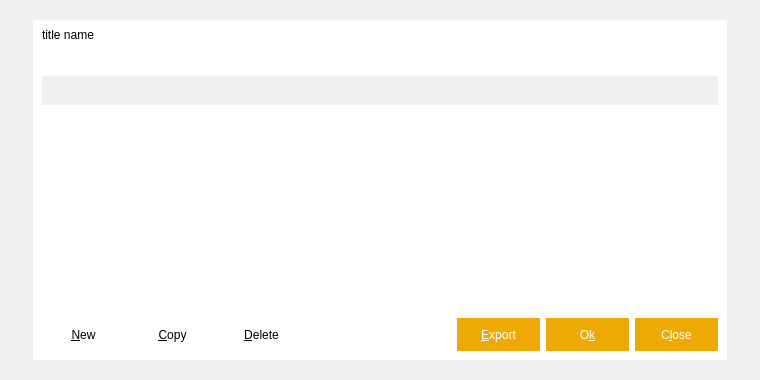
Above: src/qt/forms/addressbookpage.ui from MassGrid/MassGrid before the change. Below: the same form after it.
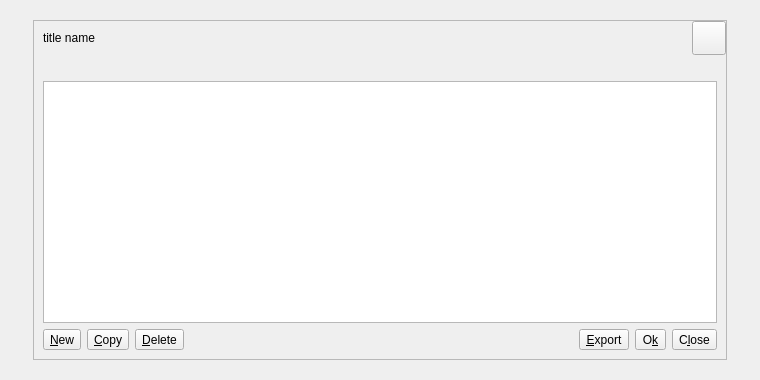
That is the form after the change. Icons and pictures are not drawn.

Diff of the .ui file:
```diff
--- a/src/qt/forms/addressbookpage.ui
+++ b/src/qt/forms/addressbookpage.ui
@@ -49,17 +49,7 @@
       <item row="0" column="0">
        <widget class="QFrame" name="mainframe">
         <property name="styleSheet">
-         <string notr="true">QFrame#mainframe{
-border:hidden;
-background-color: rgb(255, 255, 255);
-}
-
-QToolButton{
-width:80;
-height:30;
-border:hidden;
-}
-</string>
+         <string notr="true"/>
         </property>
         <property name="frameShape">
          <enum>QFrame::StyledPanel</enum>
@@ -95,16 +85,6 @@
              </property>
             </widget>
            </item>
-           <item>
-            <widget class="QLabel" name="label_mainAddress">
-             <property name="styleSheet">
-              <string notr="true">color: rgb(204, 0, 0);</string>
-             </property>
-             <property name="text">
-              <string/>
-             </property>
-            </widget>
-           </item>
            <item>
             <spacer name="horizontalSpacer_3">
              <property name="orientation">
@@ -119,25 +99,21 @@
             </spacer>
            </item>
            <item>
-            <widget class="QToolButton" name="cancelButton">
+            <widget class="QPushButton" name="cancelButton">
              <property name="minimumSize">
               <size>
-               <width>30</width>
-               <height>30</height>
+               <width>34</width>
+               <height>34</height>
               </size>
              </property>
              <property name="maximumSize">
               <size>
-               <width>30</width>
-               <height>30</height>
+               <width>34</width>
+               <height>34</height>
               </size>
              </property>
              <property name="styleSheet">
-              <string notr="true">QToolButton{
-border:hidden;
-image: url(:/pic/res/pic/closeBtn.png);
-}
-</string>
+              <string notr="true"/>
              </property>
              <property name="text">
               <string/>
@@ -176,113 +152,7 @@
               <string>Right-click to edit address or label</string>
              </property>
              <property name="styleSheet">
-              <string notr="true">QTableView {
-color: black;
-gridline-color: white;
-background-color: white;
- outline: 0px;
- alternate-background-color: rgb(247,242,238);
-selection-color: white;
-selection-background-color: rgb(239,169,4);
-border:hidden;
-}
-
-QHeaderView {
-color: black;
-font: 12pt;
-border: 0px solid rgb(144, 144, 144);
-border:0px solid rgb(191,191,191);
-border-left-color: red;
-border-top-color: red;
-border-radius:0px;
-min-height:29px;
-}
-
-QHeaderView::section {
-color: black;
-background-color: rgb(234, 221, 210);
-border: 0px solid #626262;
-border-radius:0px;
-border-color: white;
-}
-
-QTableView::item::selected
-{
-border:hidden;
-	background-color: rgb(239, 169, 4);
-}
-
-/*垂直滚动条整体*/
-QScrollBar:vertical
-{
-    width:8px;
-    background:rgb(0,0,0,0%);
-    margin:0px,0px,0px,0px;
-    padding-top:12px;   /*上预留位置*/
-    padding-bottom:12px;    /*下预留位置*/
-}
-
-/*滚动条中滑块的样式*/
-QScrollBar::handle:vertical
-{
-    width:8px;
-    background:rgb(0,0,0,15%);
-    border-radius:4px;
-    min-height:20px;
-}
-
-/*鼠标触及滑块样式*/
-QScrollBar::handle:vertical:hover
-{
-    width:9px;
-    background:rgb(0,0,0,30%);
-    border-radius:4px;
-    min-height:20;
-}
-
-/*设置下箭头*/
-QScrollBar::add-line:vertical
-{
-    height:12px;
-    width:10px;
-    border-image:url(:/selectfile/scroll/3.png);
-    subcontrol-position:bottom;
-}
-
-/*设置上箭头*/
-QScrollBar::sub-line:vertical
-{
-    height:12px;
-    width:10px;
-    border-image:url(:/selectfile/scroll/1.png);
-    subcontrol-position:top;
-}
-
-/*设置下箭头:悬浮状态*/
-QScrollBar::add-line:vertical:hover
-{
-    height:12px;
-    width:10px;
-    border-image:url(:/selectfile/scroll/4.png);
-    subcontrol-position:bottom;
-}
-
-/*设置上箭头：悬浮状态*/
-QScrollBar::sub-line:vertical:hover
-{
-    height:12px;
-    width:10px;
-    border-image:url(:/selectfile/scroll/2.png);
-    subcontrol-position:top;
-}
-
-/*当滚动条滚动的时候，上面的部分和下面的部分*/
-QScrollBar::add-page:vertical,QScrollBar::sub-page:vertical
-{
-    background:rgb(0,0,0,10%);
-    border-radius:4px;
-}
-</string>
+              <string notr="true"/>
              </property>
              <property name="tabKeyNavigation">
               <bool>false</bool>
@@ -379,13 +249,7 @@
                 <string>Export the data in the current tab to a file</string>
                </property>
                <property name="styleSheet">
-                <string notr="true">QToolButton{
-width:80;
-height:30;
-background-color: rgb(239, 169, 4);
-color: rgb(255, 255, 255);
-border:hidden;
-}</string>
+                <string notr="true"/>
                </property>
                <property name="text">
                 <string>&amp;Export</string>
@@ -402,13 +266,7 @@
              <item>
               <widget class="QToolButton" name="okButton">
                <property name="styleSheet">
-                <string notr="true">QToolButton{
-width:80;
-height:30;
-background-color: rgb(239, 169, 4);
-color: rgb(255, 255, 255);
-border:hidden;
-}</string>
+                <string notr="true"/>
                </property>
                <property name="text">
                 <string>O&amp;k</string>
@@ -427,13 +285,7 @@
                 <enum>Qt::NoFocus</enum>
                </property>
                <property name="styleSheet">
-                <string notr="true">QToolButton{
-width:80;
-height:30;
-background-color: rgb(239, 169, 4);
-color: rgb(255, 255, 255);
-border:hidden;
-}</string>
+                <string notr="true"/>
                </property>
                <property name="text">
                 <string>C&amp;lose</string>
```
Left out of the diff: 7 changed lines with no effect on the pictures.
